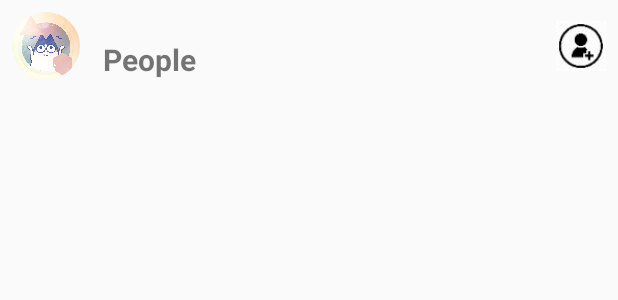
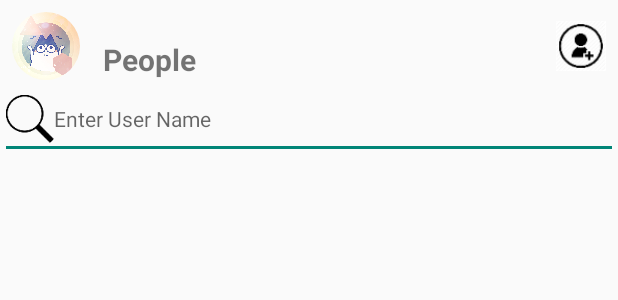
Before and after one commit to littlewind/Messenger, an Android app: the layout fragment_people.xml on its own in the app's theme, with its tools: preview values and no code run, on a phone screen of 412 x 824 dp. Shown: the top 300 px of the screen. Run offline under Robolectric (Android 15) with nearby library versions, the phone set to English and light mode, and no system bars.

Commit message:
add search user

```diff
--- a/app/src/main/AndroidManifest.xml
+++ b/app/src/main/AndroidManifest.xml
@@ -24,8 +24,10 @@
                 <category android:name="android.intent.category.LAUNCHER" />
             </intent-filter>
         </activity>
-        <activity android:name=".addcontact.AddContactActivity" />
-        <activity android:name=".message.MessageActivity"></activity>
+        <activity android:name=".addcontact.AddContactActivity"
+            android:parentActivityName=".MainActivity"/>
+        <activity android:name=".message.MessageActivity"
+            android:parentActivityName=".MainActivity"/>
     </application>
 
 </manifest>
--- a/app/src/main/java/myteam/com/messenger/LoginActivity.java
+++ b/app/src/main/java/myteam/com/messenger/LoginActivity.java
@@ -5,6 +5,7 @@ import android.support.annotation.NonNull;
 import android.support.v7.app.AppCompatActivity;
 import android.os.Bundle;
 import android.text.TextUtils;
+import android.util.Log;
 import android.view.View;
 import android.widget.Button;
 import android.widget.EditText;
@@ -70,6 +71,7 @@ public class LoginActivity extends AppCompatActivity {
                                         startActivity(intent);
                                         finish();
                                     } else {
+                                        Log.w("Login","Login Failed",task.getException());
                                         Toast.makeText(LoginActivity.this, "Authentication failed!", Toast.LENGTH_SHORT).show();
                                     }
                                 }
--- a/app/src/main/res/layout/activity_add_contact.xml
+++ b/app/src/main/res/layout/activity_add_contact.xml
@@ -10,7 +10,7 @@
     <EditText
         android:id="@+id/etSearch"
         android:drawableLeft="@mipmap/search"
-        android:hint="Enter User Name or UID"
+        android:hint="Enter User Name"
         android:textSize="14dp"
         android:layout_width="match_parent"
         android:layout_height="wrap_content" />
--- a/app/src/main/res/layout/fragment_people.xml
+++ b/app/src/main/res/layout/fragment_people.xml
@@ -37,9 +37,19 @@
             android:layout_width="33dp"
             android:layout_height="match_parent" />
     </RelativeLayout>
+
+    <EditText
+        android:id="@+id/etSearch"
+        android:drawableLeft="@mipmap/search"
+        android:hint="Enter User Name"
+        android:textSize="14dp"
+        android:layout_below="@+id/rlHeader"
+        android:layout_width="match_parent"
+        android:layout_height="wrap_content" />
+
     <android.support.v7.widget.RecyclerView
         android:id="@+id/rvContacts"
-        android:layout_below="@+id/rlHeader"
+        android:layout_below="@+id/etSearch"
         android:layout_width="match_parent"
         android:layout_height="match_parent"/>
 
```
Also changed, not shown: app/src/main/java/myteam/com/messenger/main/people/PeopleFragment.java (+44 -25 lines), app/src/main/res/layout/left_msg_item.xml (+13 -2 lines), app/src/main/res/layout/right_msg_item.xml (+13 -2 lines).
